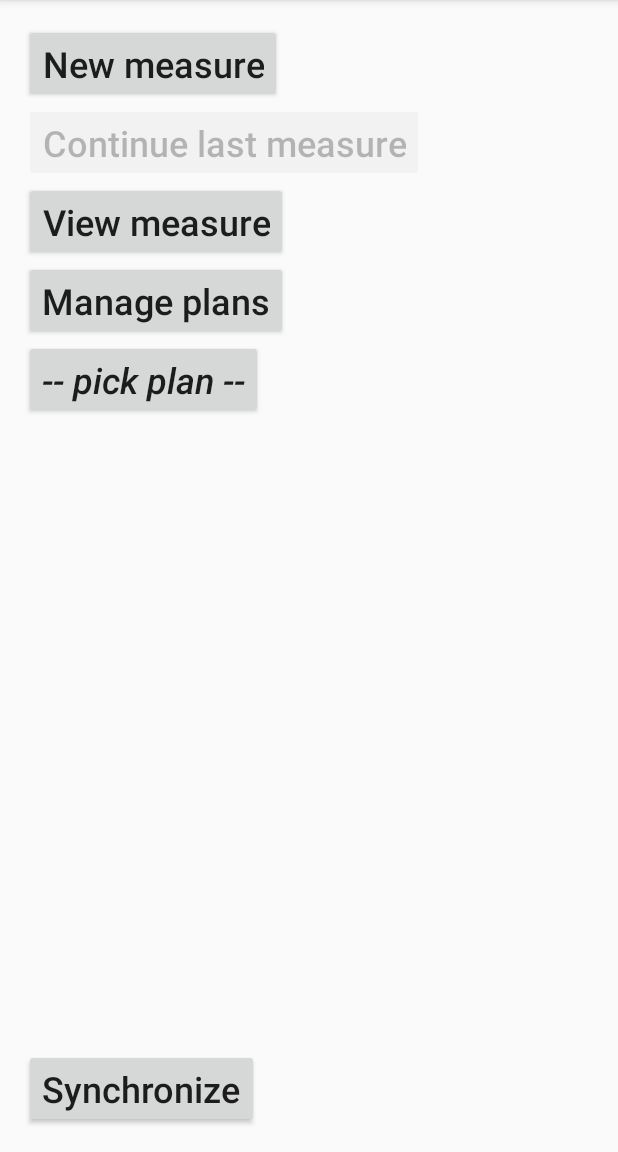
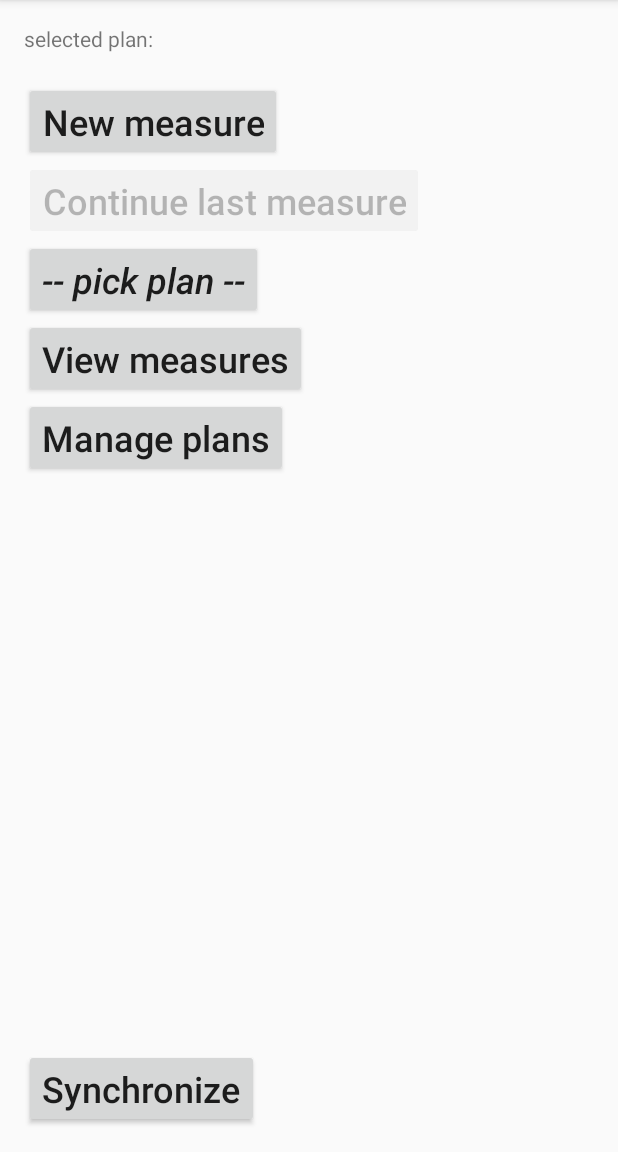
Before and after one commit to themysteq/rssi-recorder-new, an Android app: the screen it shows after launch (MainActivity), on a phone screen of 412 x 824 dp, the part 84-1236 px from its top. Run offline under Robolectric (Android 15) with nearby library versions, the phone set to English and light mode, and no system bars.

Commit message:
passing choosen map to mainactivity via result and using sharedprefs

```diff
--- a/app/src/main/java/pl/mysteq/software/rssirecordernew/activities/MainActivity.java
+++ b/app/src/main/java/pl/mysteq/software/rssirecordernew/activities/MainActivity.java
@@ -2,27 +2,35 @@ package pl.mysteq.software.rssirecordernew.activities;
 
 import android.app.Activity;
 import android.content.Intent;
+import android.content.SharedPreferences;
 import android.os.Bundle;
 import android.util.Log;
 import android.view.View;
 import android.widget.Button;
+import android.widget.TextView;
 
 import pl.mysteq.software.rssirecordernew.R;
-import pl.mysteq.software.rssirecordernew.managers.PlansFileManager;
+
+import static pl.mysteq.software.rssirecordernew.managers.PlansFileManager.SHAREDPREF;
+import static pl.mysteq.software.rssirecordernew.structures.PlanBundle.SELECTED_PLANBUNDLE_KEY;
 
 public class MainActivity extends Activity {
 
     public static final int INTENT_RESULT_CODE_CHOOSE_PLAN = 2001;
     private static final String LogTAG = "MainActivity";
+    String selectedBundle = null;
     //widgets
     Button planManagerButton;
-
+    TextView selectedPlanTextView  = null;
     @Override
     protected void onCreate(Bundle savedInstanceState) {
         super.onCreate(savedInstanceState);
         setContentView(R.layout.activity_main);
 
-        planManagerButton = (Button)findViewById(R.id.openPlanManagerButton);
+
+
+        SharedPreferences sharedPreferences = getSharedPreferences(SHAREDPREF,MODE_PRIVATE);
+        selectedBundle = sharedPreferences.getString(SELECTED_PLANBUNDLE_KEY, null);
 
         planManagerButton.setOnClickListener(new View.OnClickListener() {
             @Override
@@ -37,12 +45,35 @@ public class MainActivity extends Activity {
 
     @Override
     protected void onActivityResult(int requestCode, int resultCode, Intent data) {
-        if (requestCode == INTENT_RESULT_CODE_CHOOSE_PLAN)
+        if (requestCode == INTENT_RESULT_CODE_CHOOSE_PLAN )
         {
-            Log.d(LogTAG,"onActivityResult");
             String selectedBundleName = data.getStringExtra("bundle_name");
-            Log.d(LogTAG,"Received bundle name: "+selectedBundleName);
+            SharedPreferences sharedPreferences = getSharedPreferences(SHAREDPREF,MODE_PRIVATE);
+            SharedPreferences.Editor editor = sharedPreferences.edit();
+            editor.putString(SELECTED_PLANBUNDLE_KEY,selectedBundleName);
+            editor.commit();
+            selectedBundle = selectedBundleName;
+            if(resultCode == Activity.RESULT_OK) {
+                Log.d(LogTAG, "onActivityResult");
+                selectedPlanTextView.setText(selectedBundle);
+                Log.d(LogTAG, "Received bundle name: " + selectedBundleName);
+            }
+            else
+            {
+                selectedPlanTextView.setText("-- none --");
+                Log.w(LogTAG,"No bundle selected!");
+            }
         }
         super.onActivityResult(requestCode, resultCode, data);
     }
+
+    @Override
+    public void onContentChanged() {
+        super.onContentChanged();
+        planManagerButton = (Button)findViewById(R.id.openPlanManagerButton);
+        selectedPlanTextView = (TextView) findViewById(R.id.selectedPlanTextView);
+        SharedPreferences sharedPreferences = getSharedPreferences(SHAREDPREF,MODE_PRIVATE);
+        selectedBundle = sharedPreferences.getString(SELECTED_PLANBUNDLE_KEY,null);
+        selectedPlanTextView.setText(selectedBundle);
+    }
 }
--- a/app/src/main/java/pl/mysteq/software/rssirecordernew/activities/PlansManagerActivity.java
+++ b/app/src/main/java/pl/mysteq/software/rssirecordernew/activities/PlansManagerActivity.java
@@ -90,7 +90,7 @@ public class PlansManagerActivity extends Activity {
                 PlanBundle item = (PlanBundle) parent.getItemAtPosition(position);
                 Log.d(LogTAG,"selected name: "+item.getPlanBundleName());
 
-                setResult(0,getIntent().putExtra("bundle_name",item.getPlanBundleName()));
+                setResult(Activity.RESULT_OK,getIntent().putExtra("bundle_name",item.getPlanBundleName()));
                 finish();
 
             }
--- a/app/src/main/java/pl/mysteq/software/rssirecordernew/managers/PlansFileManager.java
+++ b/app/src/main/java/pl/mysteq/software/rssirecordernew/managers/PlansFileManager.java
@@ -36,6 +36,8 @@ public final class PlansFileManager {
 
     private static PlansFileManager instance = null;
     private  static final String LogTAG = "PlansFileManager";
+
+    public static final String SHAREDPREF = "selected_bundle_shared_pref_key";
 
     public static final String plan_interfix = ".plan";
     public static final String bundle_suffix = ".bundle.json";
--- a/app/src/main/java/pl/mysteq/software/rssirecordernew/structures/PlanBundle.java
+++ b/app/src/main/java/pl/mysteq/software/rssirecordernew/structures/PlanBundle.java
@@ -9,6 +9,8 @@ import java.util.ArrayList;
  */
 
 public class PlanBundle {
+
+    public static final String SELECTED_PLANBUNDLE_KEY = "plan_bundle_key";
 
     @SerializedName("building_plan_filename")
     private String buildingPlanFileName = "";
--- a/app/src/main/res/layout/activity_main.xml
+++ b/app/src/main/res/layout/activity_main.xml
@@ -17,6 +17,18 @@
         android:layout_alignParentTop="true"
         android:layout_alignParentStart="true">
 
+        <TextView
+            android:id="@+id/selectedPlanLabelTextView"
+            android:layout_width="match_parent"
+            android:layout_height="wrap_content"
+            android:text="selected plan:" />
+
+        <TextView
+            android:id="@+id/selectedPlanTextView"
+            android:layout_width="match_parent"
+            android:layout_height="wrap_content"
+            android:text=" -- none --" />
+
         <GridLayout
             android:layout_width="match_parent"
             android:layout_height="match_parent">
@@ -34,16 +46,18 @@
                 android:textAllCaps="false" />
 
             <Button
-                android:text="View measure"
+                android:id="@+id/pickPlanButton"
                 android:layout_width="wrap_content"
                 android:layout_height="wrap_content"
-                android:id="@+id/openViewMeasureButton"
+                android:layout_column="0"
                 android:layout_row="2"
-                android:layout_column="0"
+                android:fontFamily="sans-serif-medium"
+                android:text="-- pick plan --"
                 android:textAlignment="center"
-                android:fontFamily="sans-serif-medium"
+                android:textAllCaps="false"
                 android:textSize="24sp"
-                android:textAllCaps="false" />
+                android:textStyle="normal|italic"
+                android:visibility="visible" />
 
             <Button
                 android:text="Continue last measure"
@@ -58,42 +72,41 @@
                 android:enabled="false" />
 
             <Button
-                android:text="Manage plans"
+                android:id="@+id/synchronizeButton"
                 android:layout_width="wrap_content"
                 android:layout_height="wrap_content"
-                android:id="@+id/openPlanManagerButton"
-                android:layout_row="3"
                 android:layout_column="0"
+                android:layout_row="9"
+                android:fontFamily="sans-serif-medium"
+                android:text="Synchronize"
                 android:textAlignment="center"
-                android:fontFamily="sans-serif-medium"
-                android:textSize="24sp"
-                android:textAllCaps="false" />
+                android:textAllCaps="false"
+                android:textSize="24sp" />
 
             <Button
-                android:text="-- pick plan --"
+                android:id="@+id/openPlanManagerButton"
                 android:layout_width="wrap_content"
                 android:layout_height="wrap_content"
-                android:id="@+id/pickPlanButton"
+                android:layout_column="0"
                 android:layout_row="5"
-                android:layout_column="0"
+                android:fontFamily="sans-serif-medium"
+                android:text="Manage plans"
                 android:textAlignment="center"
-                android:fontFamily="sans-serif-medium"
-                android:textSize="24sp"
                 android:textAllCaps="false"
-                android:textStyle="normal|italic"
-                android:visibility="visible" />
+                android:textSize="24sp" />
 
             <Button
-                android:text="Synchronize"
+                android:id="@+id/openViewMeasureButton"
                 android:layout_width="wrap_content"
                 android:layout_height="wrap_content"
-                android:id="@+id/synchronizeButton"
-                android:layout_row="7"
                 android:layout_column="0"
+                android:layout_row="4"
+                android:fontFamily="sans-serif-medium"
+                android:text="View measures"
                 android:textAlignment="center"
-                android:fontFamily="sans-serif-medium"
-                android:textSize="24sp"
-                android:textAllCaps="false" />
+                android:textAllCaps="false"
+                android:textSize="24sp" />
+
         </GridLayout>
     </LinearLayout>
 </RelativeLayout>
```
